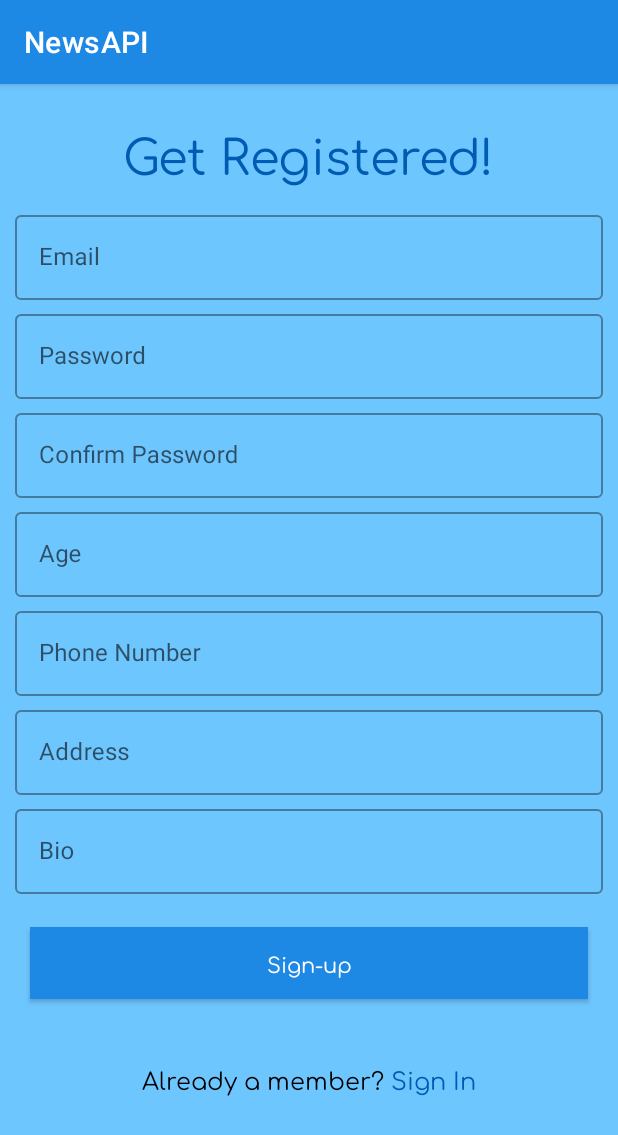
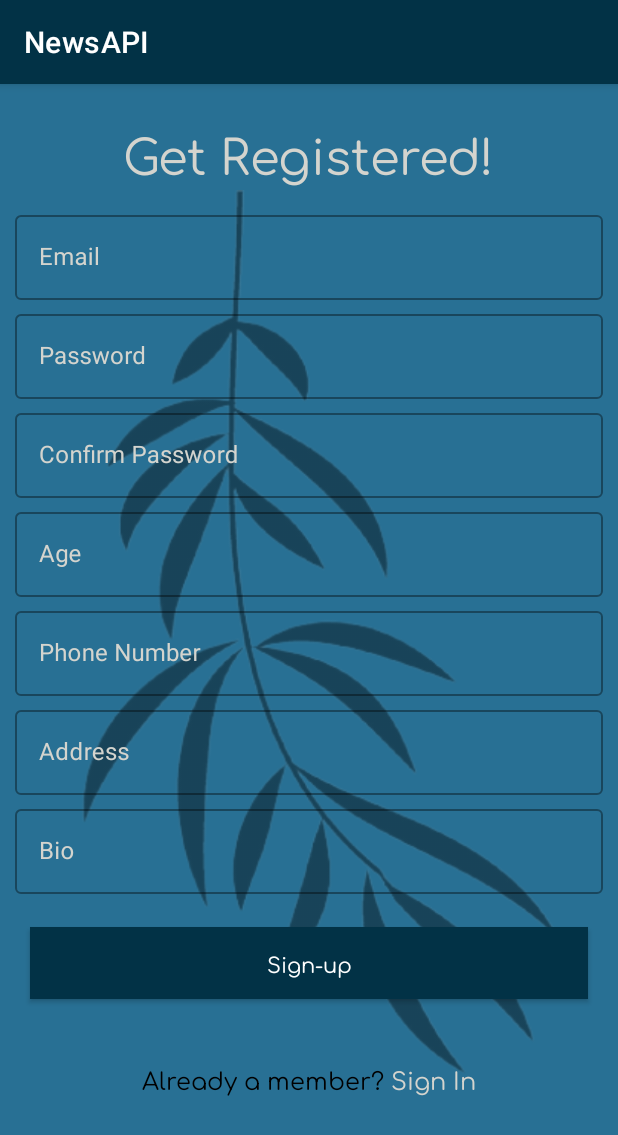
Before and after one commit to Acrolyte/NewsAPI, an Android app: the SignInFragment screen opened through its navigation route, on a phone screen of 412 x 824 dp. Shown: the top 1135 px of the screen. Run offline under Robolectric (Android 15) with nearby library versions, the light colour scheme and no system bars; our stand-ins replace Firebase (no records; nobody signed in at launch, a user with empty details on screens opened directly), Picasso; pictures from the network do not load; 1 statement that could not run was skipped.

Commit message:
UI changes

```diff
--- a/app/src/main/java/com/example/newsapi/ui/DetailsFragment.kt
+++ b/app/src/main/java/com/example/newsapi/ui/DetailsFragment.kt
@@ -22,6 +22,7 @@
     private lateinit var rootnode: FirebaseDatabase
     private lateinit var reference: DatabaseReference
     private lateinit var user: FirebaseUser
+    private lateinit var auth: FirebaseAuth
     private lateinit var navController: NavController
 
     override fun onCreate(savedInstanceState: Bundle?) {
@@ -46,6 +47,7 @@
         super.onViewCreated(view, savedInstanceState)
         navController = Navigation.findNavController(view)
         rootnode = FirebaseDatabase.getInstance()
+        auth = FirebaseAuth.getInstance()
         user = FirebaseAuth.getInstance().currentUser!!
         val email = user.email!!
         val userId : String = email.substring(0,email.indexOf('@'))
@@ -68,6 +70,7 @@
             Log.d("snapshot",it.value.toString())
         }
         binding.logoutButton.setOnClickListener{
+            auth.signOut()
             navController.navigate(R.id.action_detailsFragment_to_loginFragment)
         }
     }
--- a/app/src/main/res/drawable/ic_launcher_foreground.xml
+++ b/app/src/main/res/drawable/ic_launcher_foreground.xml
@@ -3,7 +3,7 @@
     android:height="108dp"
     android:viewportWidth="108"
     android:viewportHeight="108"
-    android:tint="#0074CA">
+    android:tint="@color/bluepri">
   <group android:scaleX="2.088"
       android:scaleY="2.088"
       android:translateX="28.944"
--- a/app/src/main/res/layout/fragment_about.xml
+++ b/app/src/main/res/layout/fragment_about.xml
@@ -5,6 +5,7 @@
     android:layout_height="match_parent"
     android:gravity="center_horizontal"
     tools:context=".ui.AboutFragment">
+
 
     <TextView
         android:id="@+id/tv_about"
@@ -26,7 +27,7 @@
         android:fontFamily="@font/comfortaa"
         android:layout_marginBottom="20dp"
         android:layout_height="wrap_content"
-        android:textColor="@color/bluesec"
+        android:textColor="@color/bluepri"
         android:gravity="center_horizontal"
         android:text="A bunch of our country's top insights to enjoy with your coffee. Updated timely to keep you scheduled ;)"
         android:textSize="16dp"
--- a/app/src/main/res/layout/fragment_sign_in.xml
+++ b/app/src/main/res/layout/fragment_sign_in.xml
@@ -6,6 +6,12 @@
     android:layout_height="match_parent"
     android:background="@color/bluelight"
     tools:context=".ui.SignInFragment">
+
+    <ImageView
+        android:layout_width="match_parent"
+        android:layout_height="match_parent"
+        android:src="@drawable/twig"
+        android:alpha="0.4"/>
 
     <ScrollView
         android:layout_width="match_parent"
@@ -46,6 +52,7 @@
                     android:id="@+id/til_1"
                     style="@style/Widget.MaterialComponents.TextInputLayout.OutlinedBox"
                     android:layout_width="match_parent"
+                    android:textColorHint="@color/bluesec"
                     android:layout_height="match_parent"
                     android:layout_marginVertical="2dp"
                     android:hint="Email">
@@ -53,6 +60,7 @@
                     <com.google.android.material.textfield.TextInputEditText
                         android:id="@+id/et_email"
                         android:layout_width="match_parent"
+                        android:textColor="@color/bluesec"
                         android:layout_height="match_parent"
                         android:inputType="textEmailAddress" />
                 </com.google.android.material.textfield.TextInputLayout>
@@ -62,6 +70,7 @@
                     style="@style/Widget.MaterialComponents.TextInputLayout.OutlinedBox"
                     android:layout_width="match_parent"
                     android:layout_height="match_parent"
+                    android:textColorHint="@color/bluesec"
                     android:layout_below="@id/til_1"
                     android:layout_marginVertical="2dp"
                     android:hint="Password">
@@ -69,6 +78,7 @@
                     <com.google.android.material.textfield.TextInputEditText
                         android:id="@+id/et_password"
                         android:layout_width="match_parent"
+                        android:textColor="@color/bluesec"
                         android:layout_height="match_parent"
                         android:inputType="textPassword" />
                 </com.google.android.material.textfield.TextInputLayout>
@@ -78,6 +88,7 @@
                     style="@style/Widget.MaterialComponents.TextInputLayout.OutlinedBox"
                     android:layout_width="match_parent"
                     android:layout_height="match_parent"
+                    android:textColorHint="@color/bluesec"
                     android:layout_below="@id/til_2"
                     android:layout_marginVertical="2dp"
                     android:hint="Confirm Password">
@@ -85,6 +96,7 @@
                     <com.google.android.material.textfield.TextInputEditText
                         android:id="@+id/et_cnfrmpasswrd"
                         android:layout_width="match_parent"
+                        android:textColor="@color/bluesec"
                         android:layout_height="match_parent"
                         android:inputType="textPassword" />
                 </com.google.android.material.textfield.TextInputLayout>
@@ -93,6 +105,7 @@
                     android:id="@+id/til_4"
                     style="@style/Widget.MaterialComponents.TextInputLayout.OutlinedBox"
                     android:layout_width="match_parent"
+                    android:textColorHint="@color/bluesec"
                     android:layout_height="match_parent"
                     android:layout_below="@id/til_3"
                     android:layout_marginVertical="2dp"
@@ -101,6 +114,7 @@
                     <com.google.android.material.textfield.TextInputEditText
                         android:id="@+id/et_age"
                         android:layout_width="match_parent"
+                        android:textColor="@color/bluesec"
                         android:layout_height="match_parent"
                         android:inputType="number" />
                 </com.google.android.material.textfield.TextInputLayout>
@@ -110,6 +124,7 @@
                     style="@style/Widget.MaterialComponents.TextInputLayout.OutlinedBox"
                     android:layout_width="match_parent"
                     android:layout_height="match_parent"
+                    android:textColorHint="@color/bluesec"
                     android:layout_below="@id/til_4"
                     android:layout_marginVertical="2dp"
                     android:hint="Phone Number">
@@ -117,6 +132,7 @@
                     <com.google.android.material.textfield.TextInputEditText
                         android:id="@+id/et_phone"
                         android:layout_width="match_parent"
+                        android:textColor="@color/bluesec"
                         android:layout_height="match_parent"
                         android:inputType="phone" />
                 </com.google.android.material.textfield.TextInputLayout>
@@ -125,6 +141,7 @@
                     android:id="@+id/til_6"
                     style="@style/Widget.MaterialComponents.TextInputLayout.OutlinedBox"
                     android:layout_width="match_parent"
+                    android:textColorHint="@color/bluesec"
                     android:layout_height="match_parent"
                     android:layout_below="@id/til_5"
                     android:layout_marginVertical="2dp"
@@ -132,6 +149,7 @@
 
                     <com.google.android.material.textfield.TextInputEditText
                         android:id="@+id/et_address"
+                        android:textColor="@color/bluesec"
                         android:layout_width="match_parent"
                         android:layout_height="match_parent"
                         android:inputType="text" />
@@ -141,6 +159,7 @@
                     android:id="@+id/til_7"
                     style="@style/Widget.MaterialComponents.TextInputLayout.OutlinedBox"
                     android:layout_width="match_parent"
+                    android:textColorHint="@color/bluesec"
                     android:layout_height="match_parent"
                     android:layout_below="@id/til_6"
                     android:layout_marginVertical="2dp"
@@ -150,6 +169,7 @@
                         android:id="@+id/et_bio"
                         android:layout_width="match_parent"
                         android:layout_height="match_parent"
+                        android:textColor="@color/bluesec"
                         android:inputType="text" />
                 </com.google.android.material.textfield.TextInputLayout>
 
--- a/app/src/main/res/layout/news_item.xml
+++ b/app/src/main/res/layout/news_item.xml
@@ -28,6 +28,7 @@
             android:layout_height="wrap_content"
             android:background="@color/bluepri"
             android:fontFamily="@font/cabin_medium"
+            android:alpha="0.9"
             android:padding="10dp"
             android:text="default_text"
             android:textColor="@color/white"
--- a/app/src/main/res/navigation/nav_graph.xml
+++ b/app/src/main/res/navigation/nav_graph.xml
@@ -63,7 +63,8 @@
             app:popEnterAnim="@anim/slide_in_left"
             app:popExitAnim="@anim/slide_out_right"
             app:popUpTo="@id/signInFragment"
-            app:popUpToInclusive="true" />
+            app:popUpToInclusive="true"/>
+
     </fragment>
     <fragment
         android:id="@+id/loginFragment"
@@ -78,7 +79,7 @@
             app:popEnterAnim="@anim/slide_in_left"
             app:popExitAnim="@anim/slide_out_right"
             app:popUpTo="@id/loginFragment"
-            app:popUpToInclusive="true" />
+            app:popUpToInclusive="true"/>
         <action
             android:id="@+id/action_loginFragment_to_mainFragment"
             app:destination="@id/mainFragment"
@@ -101,7 +102,7 @@
             app:exitAnim="@anim/slide_out_left"
             app:popEnterAnim="@anim/slide_in_left"
             app:popExitAnim="@anim/slide_out_right"
-            app:popUpTo="@id/detailsFragment"
+            app:popUpTo="@id/mainFragment"
             app:popUpToInclusive="true" />
     </fragment>
 </navigation>
--- a/app/src/main/res/values-night-v29/themes.xml
+++ b/app/src/main/res/values-night-v29/themes.xml
@@ -5,7 +5,7 @@
         <item name="android:forceDarkAllowed">false</item>
         <!-- Primary brand color. -->
         <item name="colorPrimary">@color/bluepri</item>
-        <item name="colorPrimaryVariant">@color/bluesec</item>
+        <item name="colorPrimaryVariant">@color/bluepri</item>
         <item name="colorOnPrimary">@color/black</item>
         <!-- Secondary brand color. -->
         <item name="colorSecondary">@color/teal_200</item>
--- a/app/src/main/res/values-night/themes.xml
+++ b/app/src/main/res/values-night/themes.xml
@@ -4,7 +4,7 @@
         <item name="android:forceDarkAllowed">false</item>
         <!-- Primary brand color. -->
         <item name="colorPrimary">@color/bluepri</item>
-        <item name="colorPrimaryVariant">@color/bluesec</item>
+        <item name="colorPrimaryVariant">@color/bluepri</item>
         <item name="colorOnPrimary">@color/black</item>
         <!-- Secondary brand color. -->
         <item name="colorSecondary">@color/teal_200</item>
--- a/app/src/main/res/values/colors.xml
+++ b/app/src/main/res/values/colors.xml
@@ -7,10 +7,10 @@
     <color name="teal_700">#FF018786</color>
     <color name="black">#FF000000</color>
     <color name="white">#FFFFFFFF</color>
-    <color name="bluepri">#1e88e5</color>
-    <color name="bluesec">#005cb2</color>
-    <color name="blueter">#0d47a1</color>
-    <color name="bluelight">#6ec6ff</color>
+    <color name="bluepri">#023246</color>
+    <color name="bluesec">#d4d4ce</color>
+    <color name="blueter">#f6f6f6</color>
+    <color name="bluelight">#287094</color>
 
 
 </resources>
--- a/app/src/main/res/values/themes.xml
+++ b/app/src/main/res/values/themes.xml
@@ -3,7 +3,7 @@
     <style name="Theme.NewsAPI" parent="Theme.MaterialComponents.Light.DarkActionBar">
         <!-- Primary brand color. -->
         <item name="colorPrimary">@color/bluepri</item>
-        <item name="colorPrimaryVariant">@color/bluesec</item>
+        <item name="colorPrimaryVariant">@color/bluepri</item>
         <item name="colorOnPrimary">@color/white</item>
         <!-- Secondary brand color. -->
         <item name="colorSecondary">@color/teal_200</item>
```
Also changed, not shown: app/src/main/java/com/example/newsapi/ui/LoginFragment.kt (+35 -7 lines), app/src/main/java/com/example/newsapi/ui/SignInFragment.kt (+30 -19 lines), app/src/main/res/layout/fragment_details.xml (+15 -10 lines), app/src/main/res/layout/fragment_login.xml (+10 -0 lines), app/src/main/res/layout/fragment_main.xml (+11 -5 lines), app/src/main/res/drawable/twig.png (added).
